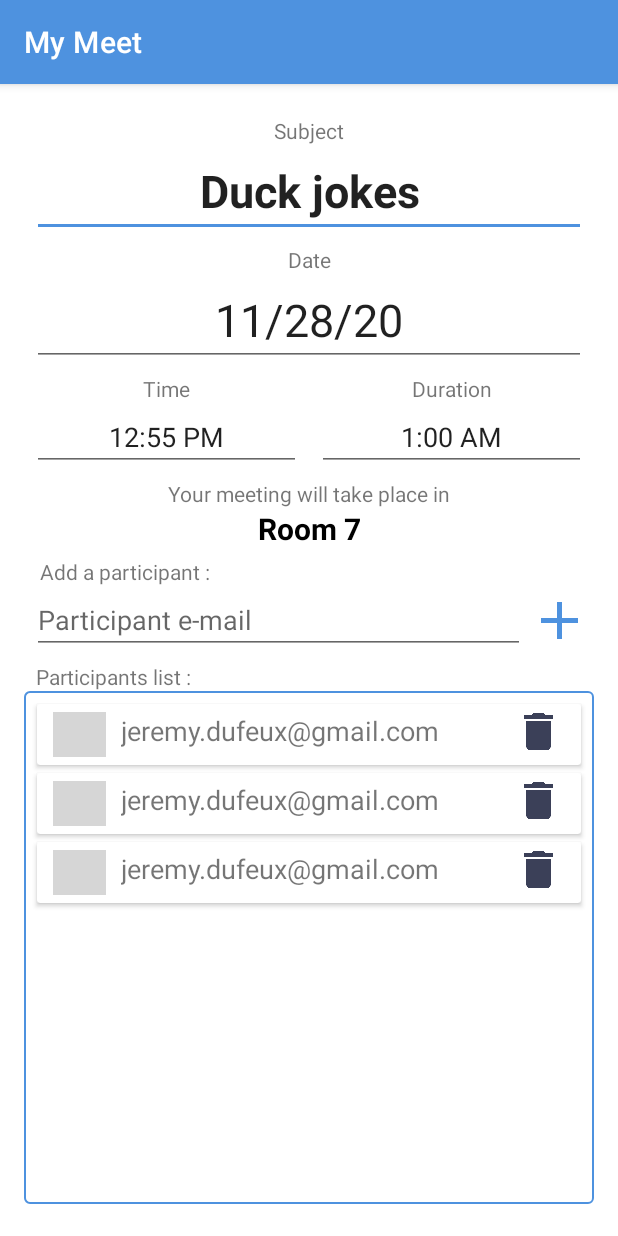
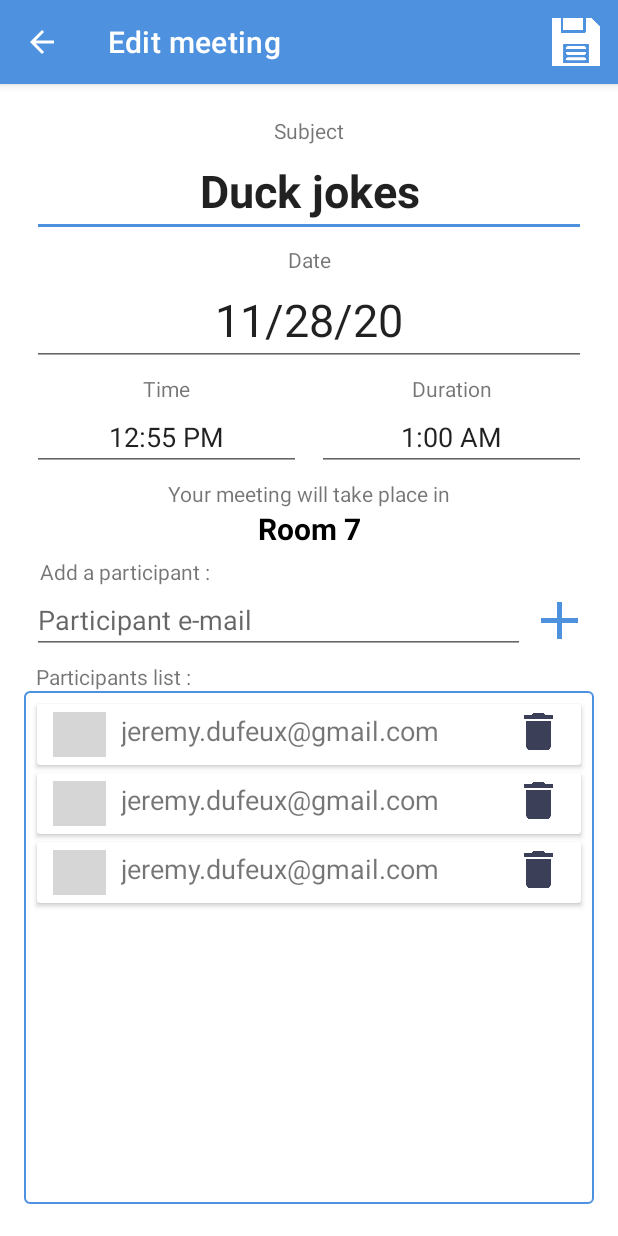
Before and after one commit to JeremyDufeux/MyMeet, an Android app: the screen it shows after launch (AddMeetingActivity), after a tap on "Room", on a phone screen of 412 x 824 dp. Run offline under Robolectric (Android 15) with nearby library versions, the light colour scheme and no system bars; our stand-ins replace EventBus; pictures from the network do not load; grey boxes are pictures that could not be loaded.

Commit message:
Add save to ActionBar add method to add of update the meeting

```diff
--- a/app/src/main/java/com/jeremydufeux/mymeet/service/MeetingApiService.java
+++ b/app/src/main/java/com/jeremydufeux/mymeet/service/MeetingApiService.java
@@ -3,7 +3,7 @@ package com.jeremydufeux.mymeet.service;
 import com.jeremydufeux.mymeet.model.Meeting;
 import com.jeremydufeux.mymeet.model.Room;
 
-import java.util.Date;
+import java.util.Calendar;
 import java.util.List;
 
 public interface MeetingApiService {
@@ -30,7 +30,7 @@ public interface MeetingApiService {
      * Update meeting
      * @param meeting to update
      */
-    void updateMeeting(int index, Meeting meeting);
+    void updateMeeting(Meeting meeting);
 
     /**
      * Find a free room depending on the date and time
@@ -38,6 +38,6 @@ public interface MeetingApiService {
      * @param duration of meeting
      * @return room id
      */
-    Room findRoom(Date date, Date duration);
+    Room findRoom(Calendar date, Calendar duration);
 
 }
--- a/app/src/main/java/com/jeremydufeux/mymeet/ui/add/AddMeetingActivity.java
+++ b/app/src/main/java/com/jeremydufeux/mymeet/ui/add/AddMeetingActivity.java
@@ -1,15 +1,19 @@
 package com.jeremydufeux.mymeet.ui.add;
 
+import android.annotation.SuppressLint;
 import android.app.DatePickerDialog;
 import android.app.TimePickerDialog;
 import android.content.Context;
 import android.os.Bundle;
+import android.view.Menu;
+import android.view.MenuItem;
 import android.view.View;
 import android.view.inputmethod.EditorInfo;
 import android.view.inputmethod.InputMethodManager;
 import android.widget.EditText;
 import android.widget.Toast;
 
+import androidx.appcompat.app.ActionBar;
 import androidx.appcompat.app.AppCompatActivity;
 import androidx.recyclerview.widget.LinearLayoutManager;
 
@@ -20,6 +24,7 @@ import com.jeremydufeux.mymeet.dialog.DurationPickerDialog;
 import com.jeremydufeux.mymeet.event.DeleteParticipantEvent;
 import com.jeremydufeux.mymeet.model.Meeting;
 import com.jeremydufeux.mymeet.model.Participant;
+import com.jeremydufeux.mymeet.model.Room;
 import com.jeremydufeux.mymeet.service.MeetingApiService;
 import com.jeremydufeux.mymeet.utils.Tools;
 
@@ -46,6 +51,7 @@ public class AddMeetingActivity extends AppCompatActivity {
     private Meeting mMeeting;
     private Calendar mCalendar;
     private Calendar mDuration;
+    private Room mRoom;
     private List<Participant> mParticipantList;
 
     private DatePickerDialog datePickerDialog;
@@ -64,12 +70,26 @@ public class AddMeetingActivity extends AppCompatActivity {
         mCalendar = Calendar.getInstance();
         mDuration = getCalendarFromTime(1,0);
         mParticipantList = new ArrayList<>();
+        mRoom = mService.findRoom(mCalendar, mDuration);
+        mMeeting = new Meeting("", mCalendar, mDuration, mParticipantList, mRoom);
 
         setupDialogs();
         setupUi();
         setupListeners();
         checkForEditIntent();
+        setupActionBar();
         setupRecyclerView();
+    }
+
+    private void setupActionBar() {
+        ActionBar actionBar = getSupportActionBar();
+        assert actionBar != null;
+        actionBar.setDisplayHomeAsUpEnabled(true);
+        if(mEditMode) {
+            actionBar.setTitle("Edit meeting");
+        } else {
+            actionBar.setTitle("Add meeting");
+        }
     }
 
     private void setupDialogs() {
@@ -135,6 +155,7 @@ public class AddMeetingActivity extends AppCompatActivity {
         EditText participantEt = mBinding.addMeetingParticipantEt;
         String email = participantEt.getText().toString();
         if(!email.equals("")){
+            // TODO Check email
             Participant participant = new Participant(email);
             mParticipantList.add(participant);
             mAdapter.notifyItemInserted(mParticipantList.indexOf(participant));
@@ -177,6 +198,45 @@ public class AddMeetingActivity extends AppCompatActivity {
         mBinding.addMeetingRoomTv.setVisibility(View.VISIBLE);
     }
 
+    private void save() {
+        mMeeting.setSubject(mBinding.addMeetingSubjectTv.getText().toString());
+        mMeeting.setDate(mCalendar);
+        mMeeting.setDuration(mDuration);
+        // TODO set room
+        mMeeting.setParticipants(mParticipantList);
+
+        if (mEditMode){
+            mService.updateMeeting(mMeeting);
+        } else {
+            mService.addMeeting(mMeeting);
+        }
+    }
+
+    @Override
+    public boolean onCreateOptionsMenu(Menu menu) {
+        getMenuInflater().inflate(R.menu.add_meeting_action_bar_menu, menu);
+        return true;
+    }
+
+    @SuppressLint("NonConstantResourceId")
+    @Override
+    public boolean onOptionsItemSelected(MenuItem item) {
+        switch (item.getItemId()) {
+            case android.R.id.home : {
+                // TODO discard changes dialog
+                finish();
+                return true;
+            }
+            case R.id.add_meeting_save : {
+                // TODO check fields
+                save();
+                finish();
+                return true;
+            }
+        }
+        return super.onOptionsItemSelected(item);
+    }
+
     private void setupRecyclerView() {
         mAdapter = new ListParticipantAdapter(mParticipantList);
         mBinding.addMeetingListParticipantsRv.setLayoutManager(new LinearLayoutManager(this));
@@ -192,7 +252,6 @@ public class AddMeetingActivity extends AppCompatActivity {
             imm.hideSoftInputFromWindow(view.getWindowToken(),0);
         }
     }
-
 
     @Subscribe
     public void onDeleteParticipantEvent(DeleteParticipantEvent event){
--- a/app/src/main/res/layout/activity_add_meeting.xml
+++ b/app/src/main/res/layout/activity_add_meeting.xml
@@ -198,15 +198,15 @@
         android:layout_width="match_parent"
         android:layout_height="0dp"
         android:layout_marginBottom="5dp"
+        android:background="@drawable/rounded_rectangle"
         android:padding="3dp"
-        android:background="@drawable/rounded_rectangle"
         android:scrollbars="vertical"
         app:layout_constraintBottom_toBottomOf="parent"
         app:layout_constraintEnd_toEndOf="parent"
         app:layout_constraintStart_toStartOf="parent"
         app:layout_constraintTop_toBottomOf="@+id/add_meeting_participant_list_label_tv"
+        app:layout_constraintVertical_bias="1.0"
         tools:listitem="@layout/participant_item" />
 
 
-
 </androidx.constraintlayout.widget.ConstraintLayout>
--- /dev/null
+++ b/app/src/main/res/menu/add_meeting_action_bar_menu.xml
@@ -0,0 +1,10 @@
+<?xml version="1.0" encoding="utf-8"?>
+<menu xmlns:android="http://schemas.android.com/apk/res/android"
+    xmlns:app="http://schemas.android.com/apk/res-auto">
+    <item
+        android:id="@+id/add_meeting_save"
+        android:icon="@drawable/ic_save"
+        app:showAsAction="ifRoom"
+        android:title="@string/save">
+    </item>
+</menu>
--- a/app/src/main/res/values/strings.xml
+++ b/app/src/main/res/values/strings.xml
@@ -25,4 +25,5 @@
     <string name="add_a_participant">Add a participant :</string>
     <string name="participants_list">Participants list :</string>
     <string name="toast_email_field">Please enter an email in the field</string>
+    <string name="save">Save</string>
 </resources>
```
Also changed, not shown: app/src/main/java/com/jeremydufeux/mymeet/service/DummyMeetingApiService.java (+4 -4 lines), app/src/main/res/drawable-v24/ic_save.png (added).
